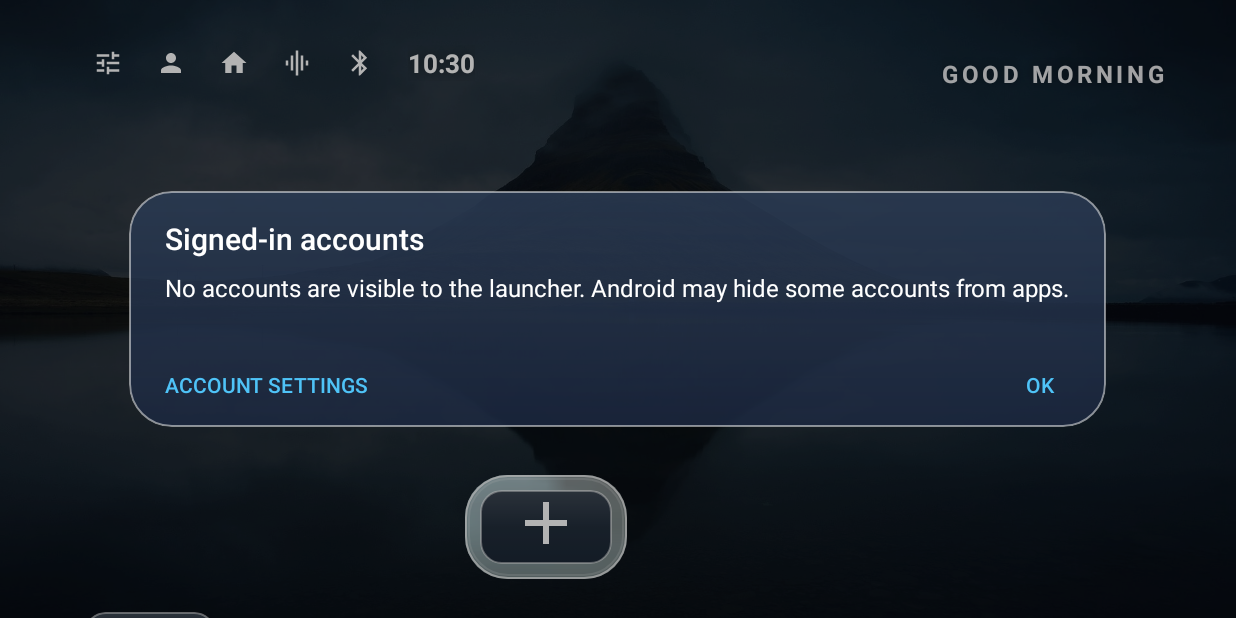
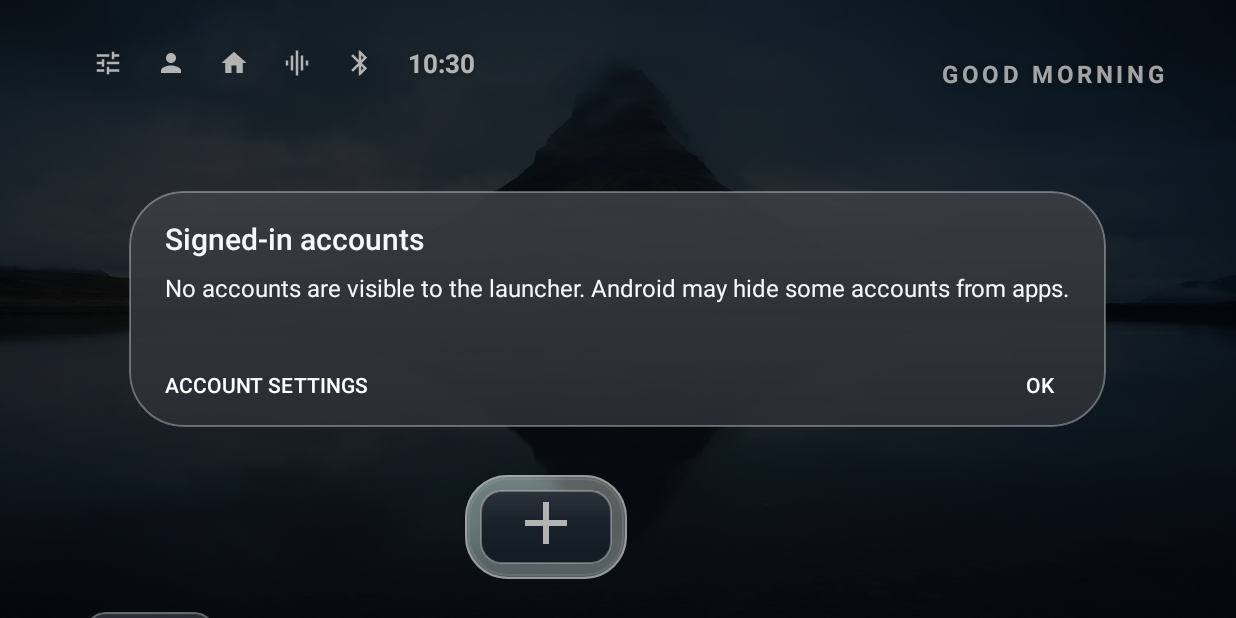
Before and after one commit to eliasreyad01-a11y/MyTVLauncher2, an Android app: the screen it shows after launch (MainActivity), after a tap on "Launcher settings", on a phone screen of 824 x 412 dp (held sideways). Run offline under Robolectric (Android 15) with nearby library versions, the phone set to English and light mode, and no system bars; pictures from the network do not load.

Commit message:
Apple-style grey alert dialogs
Co-Authored-By: Claude Sonnet 5.5 <noreply@anthropic.com>
Claude-Session: https://claude.ai/code/session_01DP3nzzGQo8K3DNGMYk4qDh

```diff
--- a/app/src/main/res/drawable/bg_dialog.xml
+++ b/app/src/main/res/drawable/bg_dialog.xml
@@ -1,2 +1,2 @@
 <?xml version="1.0" encoding="utf-8"?>
-<shape xmlns:android="http://schemas.android.com/apk/res/android" android:shape="rectangle"><gradient android:angle="270" android:startColor="#E02A3A52" android:endColor="#D91C2840" /><stroke android:width="1dp" android:color="#80FFFFFF" /><corners android:radius="28dp" /></shape>
+<shape xmlns:android="http://schemas.android.com/apk/res/android" android:shape="rectangle"><gradient android:angle="270" android:startColor="#EC3A3D42" android:endColor="#EC2B2E33" /><stroke android:width="1dp" android:color="#55FFFFFF" /><corners android:radius="36dp" /></shape>
--- a/app/src/main/res/values/themes.xml
+++ b/app/src/main/res/values/themes.xml
@@ -19,7 +19,9 @@
 
     <style name="LauncherDialog" parent="Theme.AppCompat.Dialog.Alert">
         <item name="android:windowBackground">@drawable/bg_dialog</item>
-        <item name="colorAccent">@color/accent</item>
+        <item name="colorAccent">#FFFFFF</item>
+        <item name="android:textColorPrimary">#F4F8FF</item>
+        <item name="android:textColorSecondary">#B8C6D2</item>
     </style>
 
     <style name="LauncherPlainDialog" parent="Theme.AppCompat.Dialog">
```
